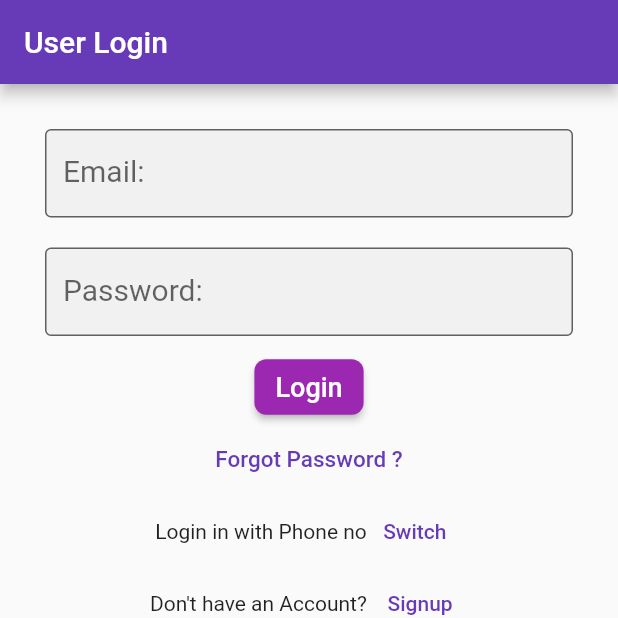
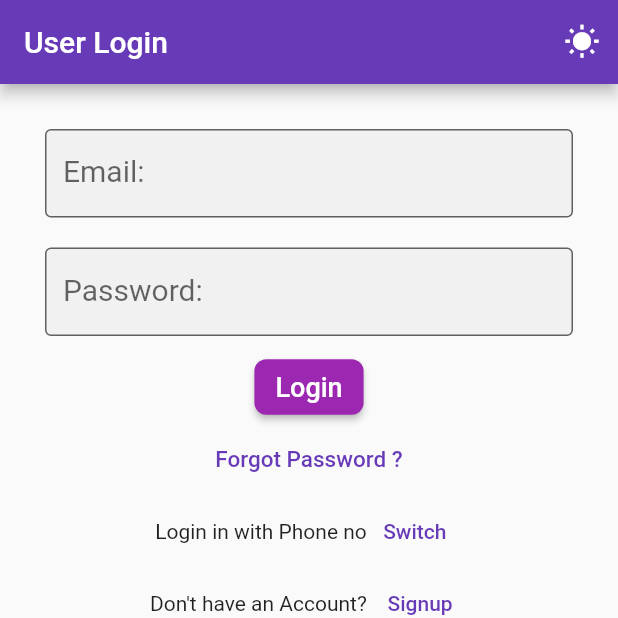
Before and after one commit to daynial132/flutter_fb_auth, a Flutter app: the screen it shows after launch, on a phone screen of 412 x 824 dp, the top half of it. Run offline on Flutter 3.47's test engine with Material 2 defaults, Android fonts, the phone set to English and light mode, and no system bars; our stand-ins replace firebase_auth, firebase_core, shared_preferences; accounts and stored records are empty.

Commit message:
remove Themes (light/ dark) by system. add button for theme selection.

```diff
--- a/lib/main.dart
+++ b/lib/main.dart
@@ -1,7 +1,9 @@
 import 'package:firebase_core/firebase_core.dart';
 import 'package:flutter/material.dart';
 import 'package:flutter_fb_auth/pages/login.dart';
+import 'package:flutter_fb_auth/theme/thememodel.dart';
 import 'package:flutter_fb_auth/theme/themes.dart';
+import 'package:provider/provider.dart';
 
 void main() {
   WidgetsFlutterBinding.ensureInitialized();
@@ -25,17 +27,34 @@ class MyApp extends StatelessWidget {
           if (snapshot.connectionState == ConnectionState.waiting) {
             return Center(child: CircularProgressIndicator());
           }
-          return MaterialApp(
-            title: 'Flutter Firebase EMail Password Auth',
-            themeMode: ThemeMode.system,
-            theme: MyThemes.lightTheme,
-            darkTheme: MyThemes.darkTheme,
-            // theme: ThemeData(
-            //   primarySwatch: Colors.deepPurple,
-            // ),
-            debugShowCheckedModeBanner: false,
-            home: Login(),
+          return ChangeNotifierProvider(
+            create: (_) => ThemeModel(),
+            child:
+                Consumer(builder: (context, ThemeModel themeNotifier, child) {
+              return MaterialApp(
+                themeMode: ThemeMode.system,
+                // theme: MyThemes.lightTheme,
+                theme:
+                    themeNotifier.isDark ? MyThemes.darkTheme : MyThemes.lightTheme,
+                // darkTheme: MyThemes.darkTheme,
+                debugShowCheckedModeBanner: false,
+                title: 'Flutter Firebase EMail Password Auth',
+
+                home: const Login(),
+              );
+            }),
           );
+          // return MaterialApp(
+          //   title: 'Flutter Firebase EMail Password Auth',
+          //   themeMode: ThemeMode.system,
+          //   theme: MyThemes.lightTheme,
+          //   darkTheme: MyThemes.darkTheme,
+          //   // theme: ThemeData(
+          //   //   primarySwatch: Colors.deepPurple,
+          //   // ),
+          //   debugShowCheckedModeBanner: false,
+          //   home: Login(),
+          // );
         });
   }
 }
--- a/lib/pages/login.dart
+++ b/lib/pages/login.dart
@@ -4,6 +4,8 @@ import 'package:flutter_fb_auth/pages/forgetpassword.dart';
 import 'package:flutter_fb_auth/pages/mobileverification.dart';
 import 'package:flutter_fb_auth/pages/signup.dart';
 import 'package:flutter_fb_auth/pages/user/UserMain.dart';
+import 'package:flutter_fb_auth/theme/thememodel.dart';
+import 'package:provider/provider.dart';
 
 class Login extends StatefulWidget {
   const Login({Key? key}) : super(key: key);
@@ -25,6 +27,8 @@ class _LoginState extends State<Login> {
 
   bool showLoading = false;
 
+  var newValue;
+
   @override
   void dispose() {
     // Clean up the controller when the widget is disposed.
@@ -35,8 +39,20 @@ class _LoginState extends State<Login> {
 
   @override
   Widget build(BuildContext context) {
+    return Consumer(builder: (context, ThemeModel themeNotifier, child) {
     return Scaffold(
       appBar: AppBar(
+        actions: [
+          IconButton(
+              onPressed: () {
+                themeNotifier.isDark
+                    ? themeNotifier.isDark = false
+                    : themeNotifier.isDark = true;
+              },
+              icon: Icon(themeNotifier.isDark
+                  ? Icons.nightlight_round
+                  : Icons.wb_sunny))
+        ],
         title: const Text("User Login"),
       ),
       body: Form(
@@ -188,7 +204,7 @@ class _LoginState extends State<Login> {
                 ),
         ),
       ),
-    );
+    );});
   }
 
   userLogin() async {
--- /dev/null
+++ b/lib/theme/thememodel.dart
@@ -0,0 +1,24 @@
+import 'package:flutter/material.dart';
+import 'package:flutter_fb_auth/theme/themepreference.dart';
+
+
+class ThemeModel extends ChangeNotifier {
+  bool _isDark = false;
+  ThemePreferences _preferences =  ThemePreferences();
+  bool get isDark => _isDark;
+
+  ThemeModel (){
+    _isDark = false;
+    _preferences = ThemePreferences();
+    getPreferences();
+  }
+  set isDark (bool value){
+    _isDark = value;
+    _preferences.setTheme(value);
+    notifyListeners();
+  }
+  getPreferences() async {
+    _isDark = await _preferences.getTheme();
+    notifyListeners();
+  }
+}
--- /dev/null
+++ b/lib/theme/themepreference.dart
@@ -0,0 +1,15 @@
+import 'package:shared_preferences/shared_preferences.dart';
+
+class ThemePreferences {
+  static const PREF_KEY = 'pref_key';
+
+  setTheme(bool value) async{
+    SharedPreferences sharedPreferences = await SharedPreferences.getInstance();
+    sharedPreferences.setBool(PREF_KEY, value);
+  }
+
+  getTheme() async {
+    SharedPreferences sharedPreferences = await SharedPreferences.getInstance();
+    return sharedPreferences.getBool(PREF_KEY) ?? false;
+  }
+}
--- a/pubspec.yaml
+++ b/pubspec.yaml
@@ -36,6 +36,8 @@ dependencies:
   cupertino_icons: ^1.0.2
   firebase_core: ^1.12.0
   firebase_auth: ^3.3.6
+  provider: ^6.0.2
+  shared_preferences: ^2.0.12
 
 dev_dependencies:
   flutter_test:
```
Also changed, not shown: pubspec.lock.
